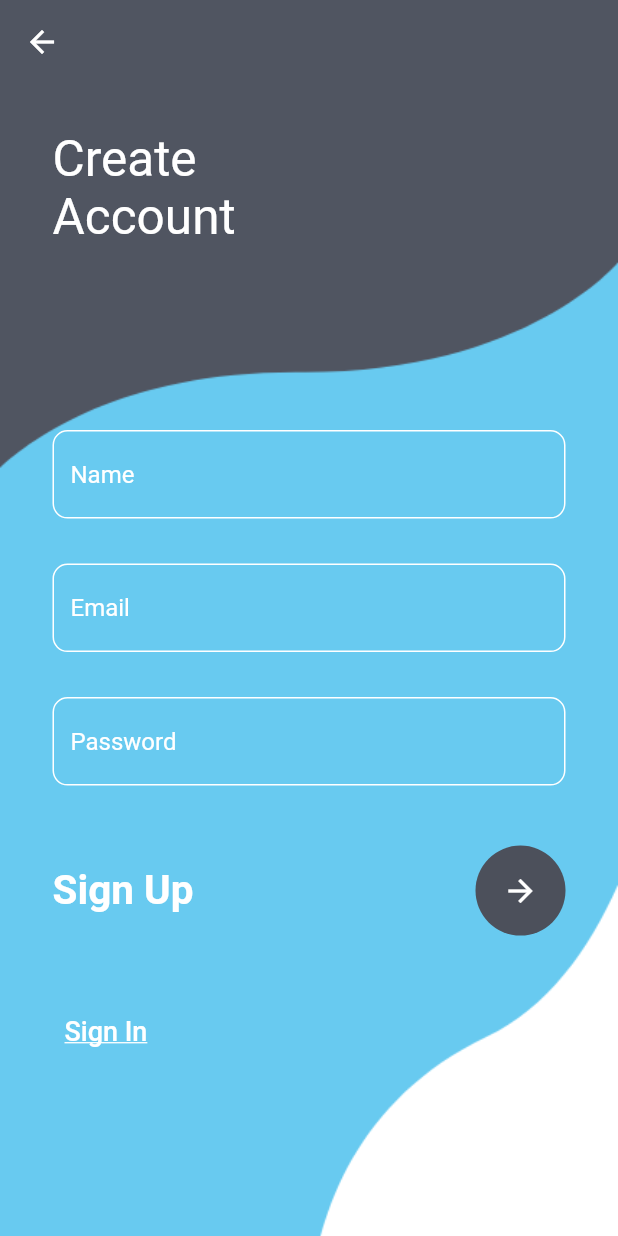
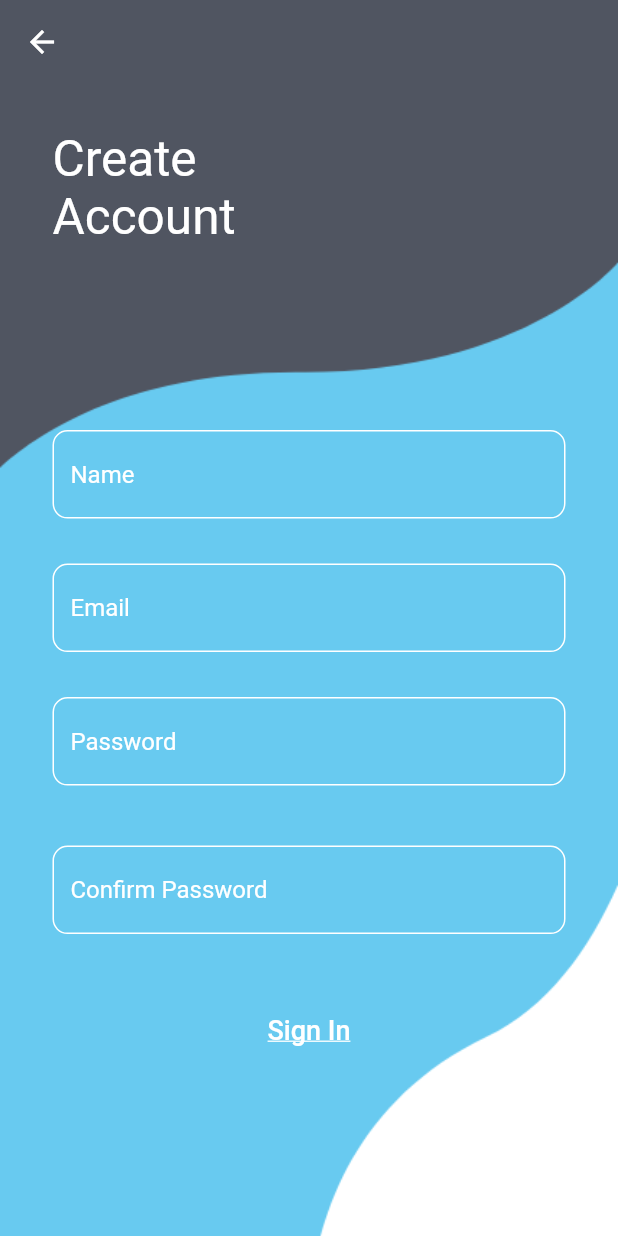
Before and after one commit to Manik072/Login-Page-, a Flutter app: the MyRegister screen opened by its route, on a phone screen of 412 x 824 dp. Run offline on Flutter 3.47's test engine with Material 2 defaults, Android fonts, the phone set to English and light mode, and no system bars.

Commit message:
Update register.dart

```diff
--- a/lib/register.dart
+++ b/lib/register.dart
@@ -114,33 +114,34 @@ class _MyRegisterState extends State<MyRegister> {
                           SizedBox(
                             height: 40,
                           ),
-                          Row(
-                            mainAxisAlignment: MainAxisAlignment.spaceBetween,
-                            children: [
-                              Text(
-                                'Sign Up',
-                                style: TextStyle(
+                          TextField(
+                            style: TextStyle(color: Colors.white),
+                            obscureText: true,
+                            decoration: InputDecoration(
+                                enabledBorder: OutlineInputBorder(
+                                  borderRadius: BorderRadius.circular(10),
+                                  borderSide: BorderSide(
                                     color: Colors.white,
-                                    fontSize: 27,
-                                    fontWeight: FontWeight.w700),
-                              ),
-                              CircleAvatar(
-                                radius: 30,
-                                backgroundColor: Color(0xff4c505b),
-                                child: IconButton(
-                                    color: Colors.white,
-                                    onPressed: () {},
-                                    icon: Icon(
-                                      Icons.arrow_forward,
-                                    )),
-                              )
-                            ],
+                                  ),
+                                ),
+                                focusedBorder: OutlineInputBorder(
+                                  borderRadius: BorderRadius.circular(10),
+                                  borderSide: BorderSide(
+                                    color: Colors.black,
+                                  ),
+                                ),
+                                hintText: "Confirm Password",
+                                hintStyle: TextStyle(color: Colors.white),
+                                border: OutlineInputBorder(
+                                  borderRadius: BorderRadius.circular(10),
+                                )),
                           ),
                           SizedBox(
                             height: 40,
                           ),
+
                           Row(
-                            mainAxisAlignment: MainAxisAlignment.spaceBetween,
+                            mainAxisAlignment: MainAxisAlignment.center,
                             children: [
                               TextButton(
                                 onPressed: () {
@@ -154,7 +155,7 @@ class _MyRegisterState extends State<MyRegister> {
                                       color: Colors.white,
                                       fontSize: 18),
                                 ),
-                                style: ButtonStyle(),
+
                               ),
                             ],
                           )
```
